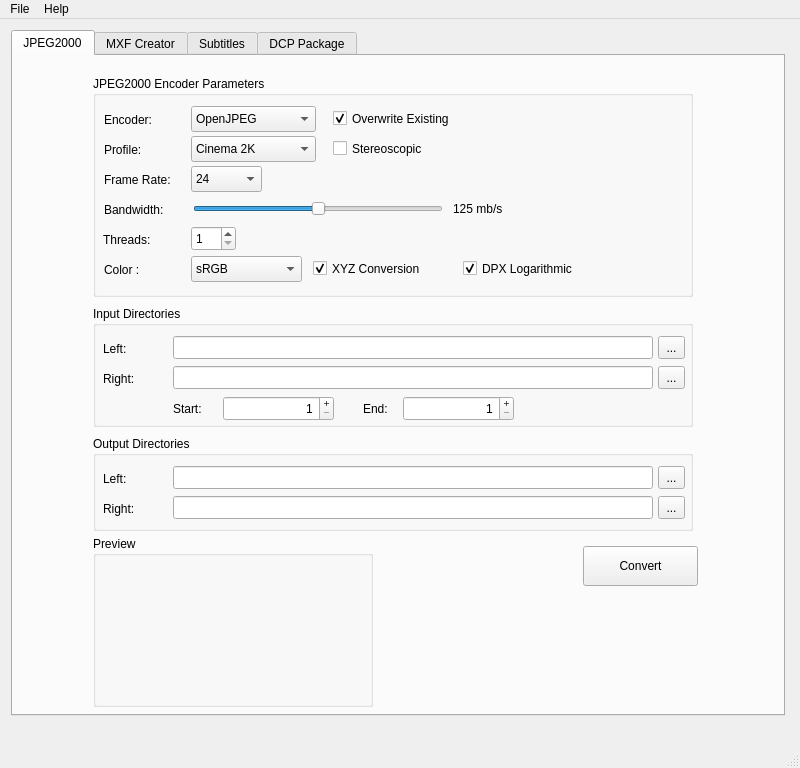
The window that gui/mainwindow.ui (mamay/OpenDCP) describes before a commit, drawn with Qt 5.
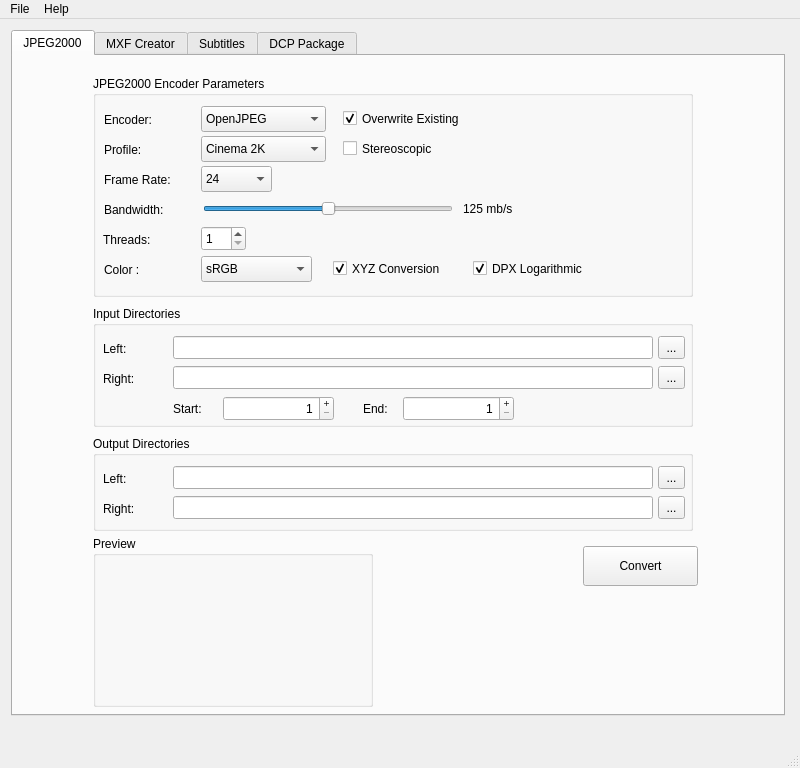
The same window after the commit. Icons and pictures are not drawn.

Patch:
```diff
--- a/gui/mainwindow.ui
+++ b/gui/mainwindow.ui
@@ -296,7 +296,7 @@
              <rect>
               <x>11</x>
               <y>180</y>
-              <width>43</width>
+              <width>90</width>
               <height>27</height>
              </rect>
             </property>
@@ -313,7 +313,7 @@
            <widget class="QLabel" name="bwValueLabel">
             <property name="geometry">
              <rect>
-              <x>360</x>
+              <x>370</x>
               <y>120</y>
               <width>63</width>
               <height>25</height>
@@ -349,7 +349,7 @@
              <rect>
               <x>11</x>
               <y>90</y>
-              <width>81</width>
+              <width>90</width>
               <height>27</height>
              </rect>
             </property>
@@ -372,9 +372,9 @@
            <widget class="QCheckBox" name="dpxLogCheckBox">
             <property name="geometry">
              <rect>
-              <x>370</x>
+              <x>380</x>
               <y>180</y>
-              <width>191</width>
+              <width>141</width>
               <height>25</height>
              </rect>
             </property>
@@ -408,7 +408,7 @@
              <rect>
               <x>11</x>
               <y>30</y>
-              <width>55</width>
+              <width>90</width>
               <height>27</height>
              </rect>
             </property>
@@ -437,7 +437,7 @@
            <widget class="QComboBox" name="encoderComboBox">
             <property name="geometry">
              <rect>
-              <x>98</x>
+              <x>108</x>
               <y>30</y>
               <width>125</width>
               <height>26</height>
@@ -478,7 +478,7 @@
            <widget class="QSlider" name="bwSlider">
             <property name="geometry">
              <rect>
-              <x>100</x>
+              <x>110</x>
               <y>120</y>
               <width>250</width>
               <height>25</height>
@@ -524,7 +524,7 @@
            <widget class="QSpinBox" name="threadsSpinBox">
             <property name="geometry">
              <rect>
-              <x>98</x>
+              <x>108</x>
               <y>150</y>
               <width>45</width>
               <height>25</height>
@@ -549,7 +549,7 @@
            <widget class="QCheckBox" name="stereoscopicCheckBox">
             <property name="geometry">
              <rect>
-              <x>240</x>
+              <x>250</x>
               <y>60</y>
               <width>191</width>
               <height>25</height>
@@ -576,7 +576,7 @@
              <rect>
               <x>11</x>
               <y>60</y>
-              <width>44</width>
+              <width>90</width>
               <height>27</height>
              </rect>
             </property>
@@ -605,7 +605,7 @@
            <widget class="QComboBox" name="profileComboBox">
             <property name="geometry">
              <rect>
-              <x>98</x>
+              <x>108</x>
               <y>60</y>
               <width>125</width>
               <height>26</height>
@@ -645,7 +645,7 @@
              <rect>
               <x>11</x>
               <y>120</y>
-              <width>81</width>
+              <width>90</width>
               <height>27</height>
              </rect>
             </property>
@@ -676,7 +676,7 @@
              <rect>
               <x>10</x>
               <y>150</y>
-              <width>55</width>
+              <width>90</width>
               <height>27</height>
              </rect>
             </property>
@@ -693,7 +693,7 @@
            <widget class="QCheckBox" name="overwritej2kCB">
             <property name="geometry">
              <rect>
-              <x>240</x>
+              <x>250</x>
               <y>30</y>
               <width>201</width>
               <height>25</height>
@@ -724,7 +724,7 @@
            <widget class="QComboBox" name="frameRateComboBox">
             <property name="geometry">
              <rect>
-              <x>98</x>
+              <x>108</x>
               <y>90</y>
               <width>71</width>
               <height>26</height>
@@ -776,9 +776,9 @@
            <widget class="QCheckBox" name="xyzCheckBox">
             <property name="geometry">
              <rect>
-              <x>220</x>
+              <x>240</x>
               <y>180</y>
-              <width>141</width>
+              <width>131</width>
               <height>25</height>
              </rect>
             </property>
@@ -810,7 +810,7 @@
            <widget class="QComboBox" name="colorComboBox">
             <property name="geometry">
              <rect>
-              <x>98</x>
+              <x>108</x>
               <y>180</y>
               <width>111</width>
               <height>26</height>
```
